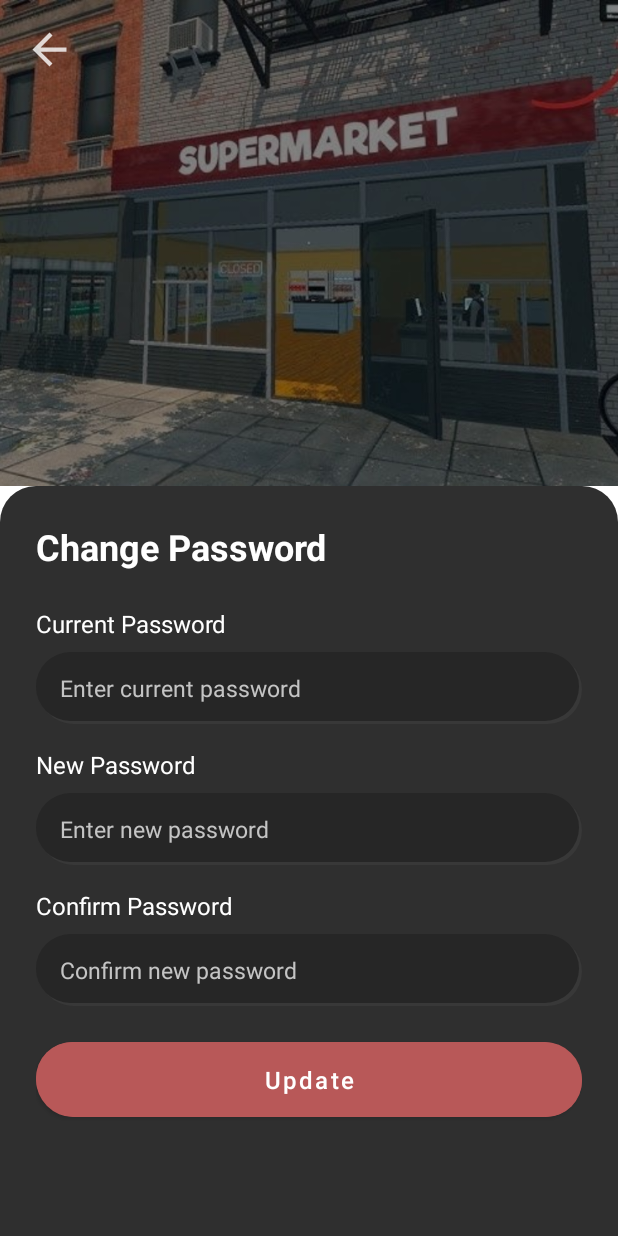
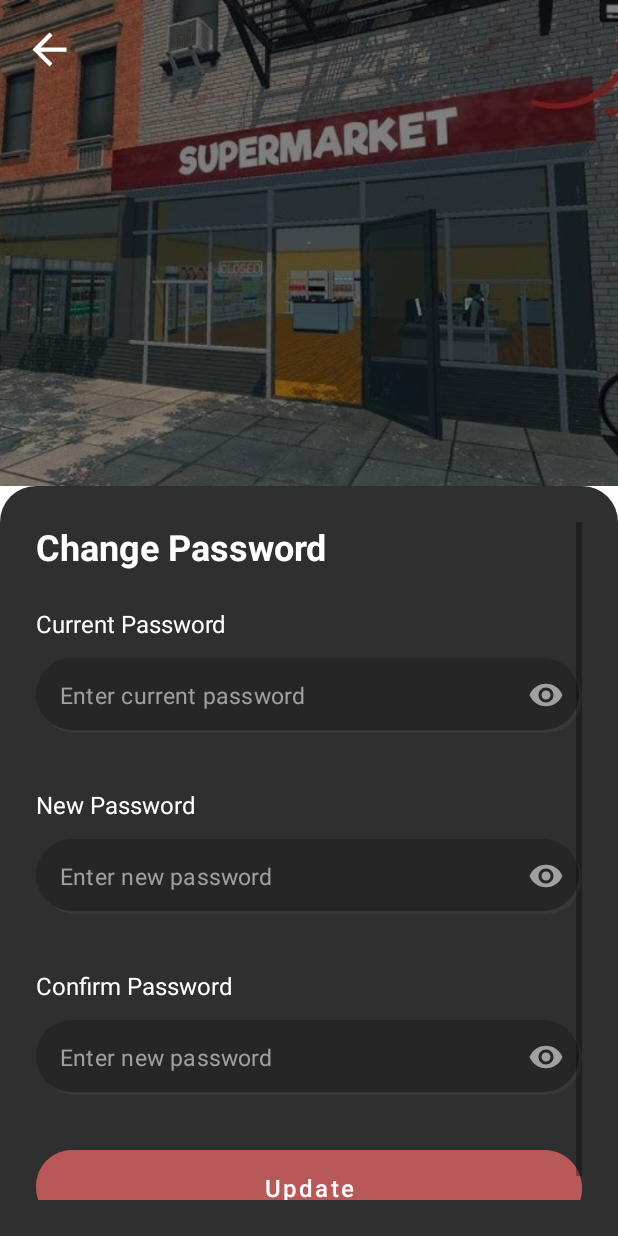
Before and after one commit to AthyJunn/PBCMS, an Android app: the layout activity_change_pwd.xml on its own in the app's theme, with its tools: preview values and no code run, on a phone screen of 412 x 824 dp. Run offline under Robolectric (Android 15) with nearby library versions, the phone set to English and light mode, and no system bars.

Commit message:
REDESIGN CHANGE PASSWORD XML

```diff
--- a/PBCMS/app/src/main/res/layout/activity_change_pwd.xml
+++ b/PBCMS/app/src/main/res/layout/activity_change_pwd.xml
@@ -20,7 +20,7 @@
         android:layout_marginStart="16dp"
         android:layout_marginTop="16dp"
         android:background="?attr/selectableItemBackgroundBorderless"
-        android:src="@drawable/ic_back_arrow_foreground"
+        android:src="@drawable/ic_baseline_arrow_back_24"
         tools:ignore="SpeakableTextPresentCheck,TouchTargetSizeCheck" />
 
     <LinearLayout
@@ -30,6 +30,18 @@
         android:orientation="vertical"
         android:padding="24dp"
         android:background="@drawable/bg_bottom_panel">
+
+    <ScrollView
+        android:layout_width="match_parent"
+        android:layout_height="0dp"
+        android:layout_weight="1"
+        android:fillViewport="true"
+        android:overScrollMode="ifContentScrolls">
+
+    <LinearLayout
+        android:layout_width="match_parent"
+        android:layout_height="wrap_content"
+        android:orientation="vertical">
 
     <TextView
         android:id="@+id/ChangePass"
@@ -53,20 +65,34 @@
         app:layout_constraintTop_toBottomOf="@id/ChangePass"
         app:layout_constraintStart_toStartOf="parent" />
 
-    <EditText
-        android:id="@+id/currentPasswordEditText"
+        <!-- Password with toggle -->
+        <com.google.android.material.textfield.TextInputLayout
+            android:id="@+id/currentPasswordLayout"
             android:layout_width="match_parent"
-        android:layout_height="48dp"
-        android:layout_marginTop="8dp"
-        android:inputType="textPassword"
+            android:layout_height="wrap_content"
+            android:layout_marginTop="12dp"
+            style="@style/Widget.MaterialComponents.TextInputLayout.OutlinedBox"
+            app:errorEnabled="true"
+            app:errorIconDrawable="@null"
+            app:hintEnabled="false"
+            app:endIconMode="password_toggle"
+            app:endIconTint="#A0A0A0">
+
+            <com.google.android.material.textfield.TextInputEditText
+                android:id="@+id/etPassword"
+                android:layout_width="match_parent"
+                android:layout_height="50dp"
                 android:hint="Enter current password"
-        android:textColorHint="#C4C4C4"
                 android:background="@drawable/bg_input_inset"
+                android:paddingTop="12dp"
+                android:paddingBottom="12dp"
                 android:paddingStart="16dp"
                 android:paddingEnd="16dp"
-        android:textSize="15sp"
-        app:layout_constraintTop_toBottomOf="@id/labelCurrentPassword"
-        app:layout_constraintStart_toStartOf="parent" />
+                android:textColor="@color/white"
+                android:textColorHint="#A0A0A0"
+                android:inputType="textPassword"
+                android:textSize="15sp" />
+        </com.google.android.material.textfield.TextInputLayout>
 
     <TextView
         android:id="@+id/labelNewPassword"
@@ -76,23 +102,37 @@
         android:textSize="16sp"
         android:textColor="@color/white"
         android:layout_marginTop="16dp"
-        app:layout_constraintTop_toBottomOf="@id/currentPasswordEditText"
+        app:layout_constraintTop_toBottomOf="@id/currentPasswordLayout"
         app:layout_constraintStart_toStartOf="parent" />
 
-    <EditText
-        android:id="@+id/newPasswordEditText"
+        <!-- Password with toggle -->
+        <com.google.android.material.textfield.TextInputLayout
+            android:id="@+id/newPasswordLayout"
             android:layout_width="match_parent"
-        android:layout_height="48dp"
-        android:layout_marginTop="8dp"
-        android:inputType="textPassword"
+            android:layout_height="wrap_content"
+            android:layout_marginTop="12dp"
+            style="@style/Widget.MaterialComponents.TextInputLayout.OutlinedBox"
+            app:errorEnabled="true"
+            app:errorIconDrawable="@null"
+            app:hintEnabled="false"
+            app:endIconMode="password_toggle"
+            app:endIconTint="#A0A0A0">
+
+            <com.google.android.material.textfield.TextInputEditText
+                android:id="@+id/etNewPassword"
+                android:layout_width="match_parent"
+                android:layout_height="50dp"
                 android:hint="Enter new password"
-        android:textSize="15sp"
-        android:textColorHint="#C4C4C4"
                 android:background="@drawable/bg_input_inset"
+                android:paddingTop="12dp"
+                android:paddingBottom="12dp"
                 android:paddingStart="16dp"
                 android:paddingEnd="16dp"
-        app:layout_constraintTop_toBottomOf="@id/labelNewPassword"
-        app:layout_constraintStart_toStartOf="parent" />
+                android:textColor="@color/white"
+                android:textColorHint="#A0A0A0"
+                android:inputType="textPassword"
+                android:textSize="15sp" />
+        </com.google.android.material.textfield.TextInputLayout>
 
     <TextView
         android:id="@+id/labelConfirmPassword"
@@ -102,37 +142,56 @@
         android:textSize="16sp"
         android:textColor="@color/white"
         android:layout_marginTop="16dp"
-        app:layout_constraintTop_toBottomOf="@id/newPasswordEditText"
+        app:layout_constraintTop_toBottomOf="@id/newPasswordLayout"
         app:layout_constraintStart_toStartOf="parent" />
 
-    <EditText
-        android:id="@+id/confirmPasswordEditText"
+        <!-- Password with toggle -->
+        <com.google.android.material.textfield.TextInputLayout
+            android:id="@+id/confirmPasswordLayout"
             android:layout_width="match_parent"
-        android:layout_height="48dp"
-        android:layout_marginTop="8dp"
-        android:inputType="textPassword"
-        android:hint="Confirm new password"
-        android:textSize="15sp"
-        android:textColorHint="#C4C4C4"
+            android:layout_height="wrap_content"
+            android:layout_marginTop="12dp"
+            style="@style/Widget.MaterialComponents.TextInputLayout.OutlinedBox"
+            app:errorEnabled="true"
+            app:errorIconDrawable="@null"
+            app:hintEnabled="false"
+            app:endIconMode="password_toggle"
+            app:endIconTint="#A0A0A0">
+
+            <com.google.android.material.textfield.TextInputEditText
+                android:id="@+id/confirmPassword"
+                android:layout_width="match_parent"
+                android:layout_height="50dp"
+                android:hint="Enter new password"
                 android:background="@drawable/bg_input_inset"
+                android:paddingTop="12dp"
+                android:paddingBottom="12dp"
                 android:paddingStart="16dp"
                 android:paddingEnd="16dp"
-        app:layout_constraintTop_toBottomOf="@id/labelConfirmPassword"
-        app:layout_constraintStart_toStartOf="parent" />
+                android:textColor="@color/white"
+                android:textColorHint="#A0A0A0"
+                android:inputType="textPassword"
+                android:textSize="15sp" />
+        </com.google.android.material.textfield.TextInputLayout>
+
+
 
         <com.google.android.material.button.MaterialButton
         android:id="@+id/updatePasswordBtn"
         android:layout_width="match_parent"
         android:layout_height="50dp"
-        android:layout_marginTop="24dp"
+        android:layout_marginTop="16dp"
         android:text="Update"
         android:textColor="#FFFFFF"
         android:background="@drawable/button_bg_pwd"
         android:backgroundTint="@null"
         android:textAllCaps="false"
         android:textSize="16sp"
-        app:layout_constraintTop_toBottomOf="@id/confirmPasswordEditText"
+        app:layout_constraintTop_toBottomOf="@id/confirmPasswordLayout"
         app:layout_constraintStart_toStartOf="parent" />
 
     </LinearLayout>
+    </ScrollView>
+    </LinearLayout>
+
 </FrameLayout>
```
Lines whose indentation alone changed are shown as unchanged.
